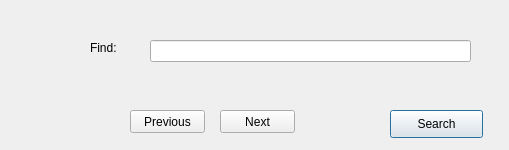
Qt form searchdialog.ui (ripper2256/reqifreader) before a commit.
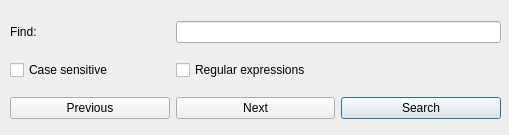
The same form after that commit.

Commit message: search dialog improvments

What changed in the file:
```diff
--- a/searchdialog.ui
+++ b/searchdialog.ui
@@ -7,76 +7,71 @@
     <x>0</x>
     <y>0</y>
     <width>509</width>
-    <height>150</height>
+    <height>135</height>
    </rect>
   </property>
   <property name="windowTitle">
    <string>Dialog</string>
   </property>
-  <widget class="QLineEdit" name="lineEditSearch">
+  <widget class="QWidget" name="gridLayoutWidget">
    <property name="geometry">
     <rect>
-     <x>150</x>
-     <y>40</y>
-     <width>321</width>
-     <height>22</height>
+     <x>10</x>
+     <y>10</y>
+     <width>491</width>
+     <height>121</height>
     </rect>
    </property>
-  </widget>
-  <widget class="QPushButton" name="searchButton">
-   <property name="geometry">
-    <rect>
-     <x>390</x>
-     <y>110</y>
-     <width>93</width>
-     <height>28</height>
-    </rect>
-   </property>
+   <layout class="QGridLayout" name="gridLayout">
+    <item row="2" column="0">
+     <widget class="QPushButton" name="previousButton">
    <property name="text">
-    <string>Search</string>
-   </property>
-   <property name="default">
-    <bool>true</bool>
-   </property>
-  </widget>
+       <string>Previous</string>
+      </property>
+     </widget>
+    </item>
+    <item row="0" column="0">
   <widget class="QLabel" name="label">
-   <property name="geometry">
-    <rect>
-     <x>90</x>
-     <y>40</y>
-     <width>53</width>
-     <height>16</height>
-    </rect>
-   </property>
    <property name="text">
     <string>Find:</string>
    </property>
   </widget>
+    </item>
+    <item row="0" column="1" colspan="2">
+     <widget class="QLineEdit" name="lineEditSearch"/>
+    </item>
+    <item row="2" column="1">
   <widget class="QPushButton" name="nextButton">
-   <property name="geometry">
-    <rect>
-     <x>220</x>
-     <y>110</y>
-     <width>75</width>
-     <height>23</height>
-    </rect>
-   </property>
    <property name="text">
     <string>Next</string>
    </property>
   </widget>
-  <widget class="QPushButton" name="previousButton">
-   <property name="geometry">
-    <rect>
-     <x>130</x>
-     <y>110</y>
-     <width>75</width>
-     <height>23</height>
-    </rect>
-   </property>
+    </item>
+    <item row="2" column="2">
+     <widget class="QPushButton" name="searchButton">
+      <property name="text">
+       <string>Search</string>
+      </property>
+      <property name="default">
+       <bool>true</bool>
+      </property>
+     </widget>
+    </item>
+    <item row="1" column="0">
+     <widget class="QCheckBox" name="caseCheckBox">
    <property name="text">
-    <string>Previous</string>
-   </property>
+       <string>Case sensitive</string>
+      </property>
+     </widget>
+    </item>
+    <item row="1" column="1">
+     <widget class="QCheckBox" name="regExpCheckBox">
+      <property name="text">
+       <string>Regular expressions</string>
+      </property>
+     </widget>
+    </item>
+   </layout>
   </widget>
  </widget>
  <resources/>
```
Lines whose indentation alone changed are shown as unchanged. The commit also changes 6 other files.
